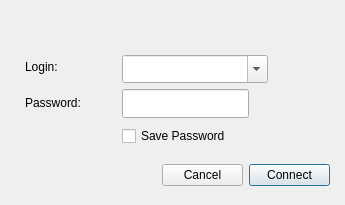
Qt form src/network/login.ui (pzorin/qgo) before a commit.
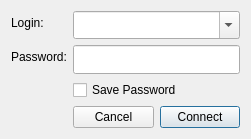
The same form after that commit.

The edit to the form file:
```diff
--- a/src/network/login.ui
+++ b/src/network/login.ui
@@ -6,119 +6,32 @@
    <rect>
     <x>0</x>
     <y>0</y>
-    <width>345</width>
-    <height>205</height>
+    <width>251</width>
+    <height>127</height>
    </rect>
   </property>
   <property name="windowTitle">
    <string>Dialog</string>
   </property>
-  <widget class="QWidget" name="layoutWidget">
-   <property name="geometry">
-    <rect>
-     <x>162</x>
-     <y>160</y>
-     <width>168</width>
-     <height>31</height>
-    </rect>
-   </property>
-   <layout class="QHBoxLayout" name="horizontalLayout">
-    <item>
-     <widget class="QPushButton" name="cancelPB">
-      <property name="text">
-       <string>Cancel</string>
-      </property>
-     </widget>
-    </item>
-    <item>
-     <widget class="QPushButton" name="connectPB">
-      <property name="text">
-       <string>Connect</string>
-      </property>
-      <property name="default">
-       <bool>true</bool>
-      </property>
-     </widget>
-    </item>
-   </layout>
-  </widget>
-  <widget class="QWidget" name="layoutWidget_2">
-   <property name="geometry">
-    <rect>
-     <x>25</x>
-     <y>51</y>
-     <width>90</width>
-     <height>67</height>
-    </rect>
-   </property>
-   <layout class="QVBoxLayout" name="verticalLayout">
-    <item>
+  <layout class="QFormLayout" name="formLayout">
+   <item row="0" column="0">
      <widget class="QLabel" name="label">
       <property name="text">
        <string>Login:</string>
       </property>
      </widget>
     </item>
-    <item>
+   <item row="1" column="0">
      <widget class="QLabel" name="label_2">
       <property name="text">
        <string>Password:</string>
       </property>
      </widget>
     </item>
-   </layout>
-  </widget>
-  <widget class="QWidget" name="">
-   <property name="geometry">
-    <rect>
-     <x>122</x>
-     <y>53</y>
-     <width>197</width>
-     <height>96</height>
-    </rect>
-   </property>
-   <layout class="QVBoxLayout" name="verticalLayout_2">
-    <item>
-     <layout class="QGridLayout" name="gridLayout">
-      <item row="0" column="0" colspan="2">
-       <widget class="QComboBox" name="loginEdit">
-        <property name="sizePolicy">
-         <sizepolicy hsizetype="Fixed" vsizetype="Fixed">
-          <horstretch>0</horstretch>
-          <verstretch>0</verstretch>
-         </sizepolicy>
-        </property>
-        <property name="minimumSize">
-         <size>
-          <width>146</width>
-          <height>28</height>
-         </size>
-        </property>
-        <property name="editable">
-         <bool>true</bool>
-        </property>
-        <property name="frame">
-         <bool>true</bool>
-        </property>
-       </widget>
-      </item>
-      <item row="0" column="2">
-       <spacer name="horizontalSpacer">
-        <property name="orientation">
-         <enum>Qt::Horizontal</enum>
-        </property>
-        <property name="sizeHint" stdset="0">
-         <size>
-          <width>40</width>
-          <height>20</height>
-         </size>
-        </property>
-       </spacer>
-      </item>
-      <item row="1" column="0">
+   <item row="1" column="1">
        <widget class="QLineEdit" name="passwordEdit">
         <property name="sizePolicy">
-         <sizepolicy hsizetype="Fixed" vsizetype="Fixed">
+      <sizepolicy hsizetype="Expanding" vsizetype="Fixed">
           <horstretch>0</horstretch>
           <verstretch>0</verstretch>
          </sizepolicy>
@@ -134,30 +47,57 @@
         </property>
        </widget>
       </item>
-      <item row="1" column="1" colspan="2">
-       <spacer name="horizontalSpacer_2">
-        <property name="orientation">
-         <enum>Qt::Horizontal</enum>
-        </property>
-        <property name="sizeHint" stdset="0">
-         <size>
-          <width>55</width>
-          <height>20</height>
-         </size>
-        </property>
-       </spacer>
-      </item>
-     </layout>
-    </item>
-    <item>
+   <item row="2" column="1">
      <widget class="QCheckBox" name="savepasswordCB">
       <property name="text">
        <string>Save Password</string>
       </property>
      </widget>
     </item>
-   </layout>
-  </widget>
+   <item row="3" column="1">
+    <layout class="QHBoxLayout" name="horizontalLayout">
+     <item>
+      <widget class="QPushButton" name="cancelPB">
+       <property name="text">
+        <string>Cancel</string>
+       </property>
+      </widget>
+     </item>
+     <item>
+      <widget class="QPushButton" name="connectPB">
+       <property name="text">
+        <string>Connect</string>
+       </property>
+       <property name="default">
+        <bool>true</bool>
+       </property>
+      </widget>
+     </item>
+    </layout>
+   </item>
+   <item row="0" column="1">
+    <widget class="QComboBox" name="loginEdit">
+     <property name="sizePolicy">
+      <sizepolicy hsizetype="Expanding" vsizetype="Fixed">
+       <horstretch>0</horstretch>
+       <verstretch>0</verstretch>
+      </sizepolicy>
+     </property>
+     <property name="minimumSize">
+      <size>
+       <width>146</width>
+       <height>28</height>
+      </size>
+     </property>
+     <property name="editable">
+      <bool>true</bool>
+     </property>
+     <property name="frame">
+      <bool>true</bool>
+     </property>
+    </widget>
+   </item>
+  </layout>
  </widget>
  <resources/>
  <connections/>
```
Lines whose indentation alone changed are shown as unchanged.
